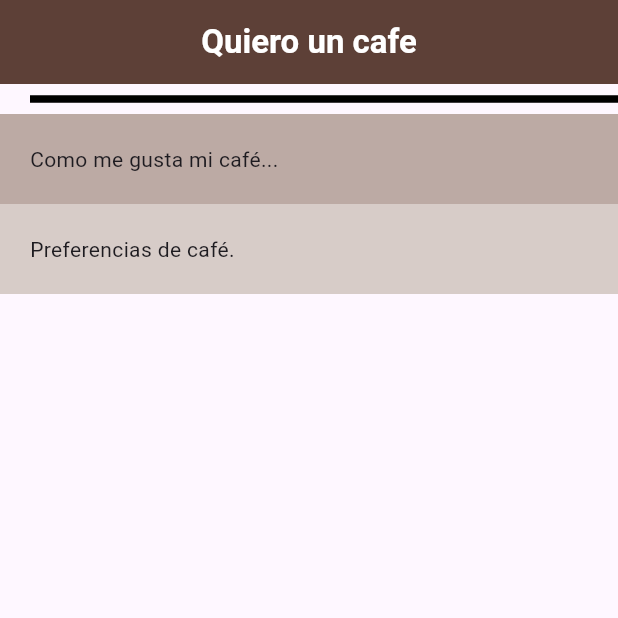
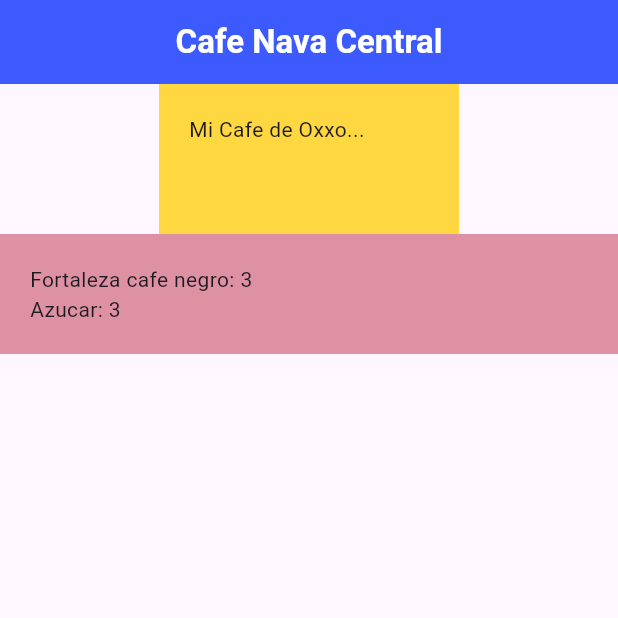
Before and after one commit to Eliseo128/myapp, a Flutter app: the screen it shows after launch, on a phone screen of 412 x 824 dp, the top half of it. Run offline on Flutter 3.47's test engine with Material 3 defaults, Android fonts, the phone set to English and light mode, and no system bars.

Commit message:
ejemplo de containercolumnas y filas

```diff
--- /dev/null
+++ b/lib/coffee_prefs.dart
@@ -0,0 +1,21 @@
+import 'package:flutter/material.dart';
+
+class MiCafePreferido extends StatelessWidget {
+  const MiCafePreferido({super.key});
+
+  @override
+  Widget build(BuildContext context) {
+    return const Column(children: [
+      Row(children: [
+        Text('Fortaleza cafe negro: '),
+        Text('3'),
+        SizedBox(width: 50),
+      ]),
+      Row(children: [
+        Text('Azucar: '),
+        Text('3'),
+        SizedBox(width: 50),
+      ]),
+    ]);
+  }
+}
--- a/lib/el_container.dart
+++ /dev/null
@@ -1,40 +0,0 @@
-import 'package:flutter/material.dart';
-
-class Elcontainer extends StatelessWidget {
-  const Elcontainer({super.key});
-
-  @override
-  Widget build(BuildContext context) {
-    return Scaffold(
-        appBar: AppBar(
-          title: const Text('Quiero un cafe',
-              style: TextStyle(
-                color: Colors.white,
-                fontWeight: FontWeight.bold,
-              )),
-          backgroundColor: Colors.brown[700],
-          centerTitle: true,
-        ),
-        body: Column(crossAxisAlignment: CrossAxisAlignment.stretch, children: [
-          const Divider(
-            height: 20,
-            thickness: 5,
-            indent: 20,
-            endIndent: 0,
-            color: Colors.black,
-          ),
-          Container(
-            color: Colors.brown[200],
-            padding: const EdgeInsets.all(20),
-            child: const Text('Como me gusta mi café...'),
-          ),
-          Container(
-            color: Colors.brown[100],
-            padding: const EdgeInsets.all(20),
-
-            child: const Text('Preferencias de café.'),
-
-          ),
-        ]));
-  }
-}
--- /dev/null
+++ b/lib/home.dart
@@ -0,0 +1,34 @@
+import 'package:flutter/material.dart';
+import 'package:myapp/coffee_prefs.dart';
+
+class Home extends StatelessWidget {
+  const Home({super.key});
+
+  @override
+  Widget build(BuildContext context) {
+    return Scaffold(
+        appBar: AppBar(
+          title: const Text('Cafe Nava Central',
+              style: TextStyle(
+                color: Colors.white,
+                fontWeight: FontWeight.bold,
+              )),
+          backgroundColor: Colors.indigoAccent[400],
+          centerTitle: true,
+        ),
+        body: Column(crossAxisAlignment: CrossAxisAlignment.center, children: [
+          Container(
+            width: 200,
+            height: 100,
+            color: Colors.amberAccent,
+            padding: const EdgeInsets.all(20),
+            child: const Text('Mi Cafe de Oxxo...'),
+          ),
+          Container(
+            color: const Color.fromARGB(255, 223, 145, 164),
+            padding: const EdgeInsets.all(20),
+            child: const MiCafePreferido(),
+          ),
+        ]));
+  }
+}
--- a/lib/main.dart
+++ b/lib/main.dart
@@ -1,5 +1,5 @@
 import 'package:flutter/material.dart';
-import 'package:myapp/el_container.dart';
+import 'package:myapp/home.dart';
 
 
 // Suggested code may be subject to a license. Learn more: ~LicenseLog:3788906046.
@@ -14,7 +14,7 @@ class MyApp extends StatelessWidget {
         debugShowCheckedModeBanner: false,
         title: 'Widget sin estado',
         theme: ThemeData(primarySwatch: Colors.blue),
-        home: const Elcontainer(),
+        home: const Home(),
     );
   }
 }
```
Also changed, not shown: z_recursos/image.png, 1 other file.
